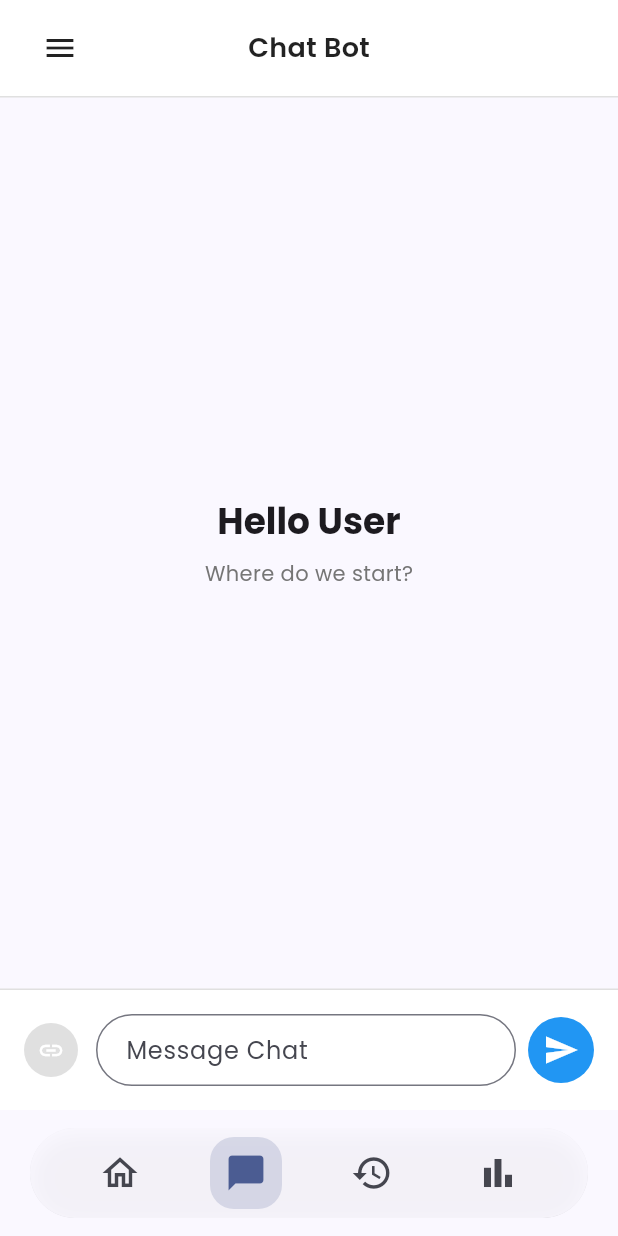
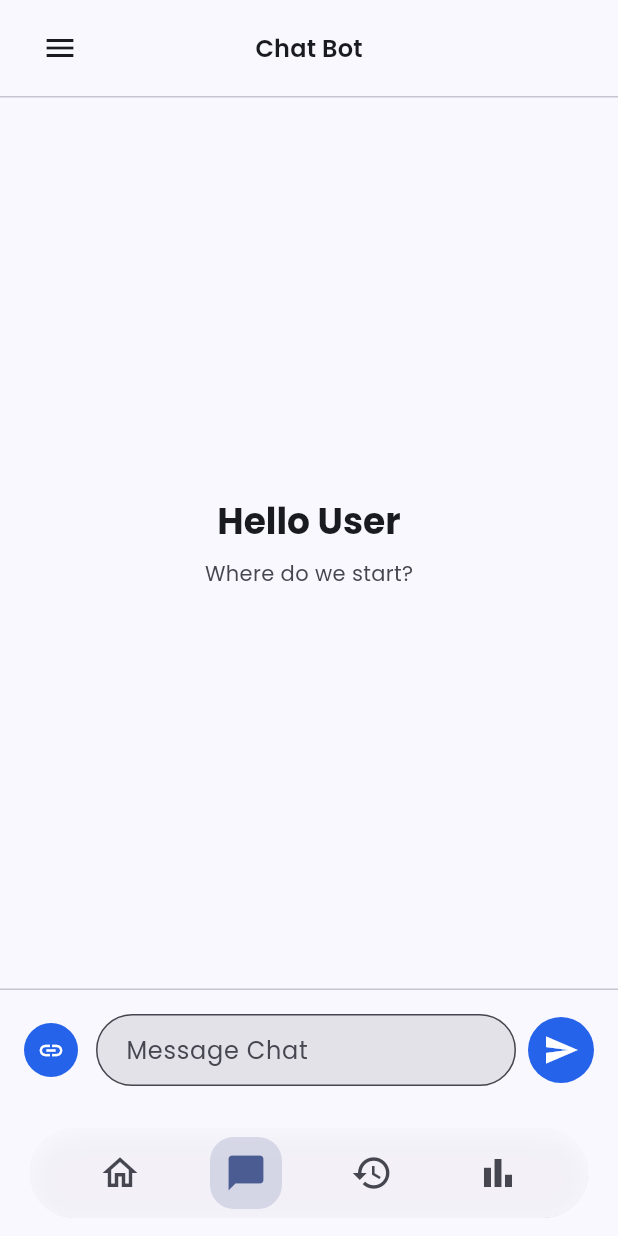
Before and after one commit to RodrickMJ/BiasDetect_FrontEnd_Mobil, a Flutter app: the ChatPage screen opened by its route, on a phone screen of 412 x 824 dp. Run offline on Flutter 3.47's test engine with Material 3 defaults, Android fonts, the light colour scheme and no system bars; our stand-ins replace flutter_riverpod, get_it, go_router, google_fonts, shared_preferences; accounts and stored records are empty.

Commit message:
Agrego funcionalidad de deep link en vista del chat

```diff
--- a/lib/core/common/atoms/nav_icon_button.dart
+++ b/lib/core/common/atoms/nav_icon_button.dart
@@ -7,7 +7,7 @@ class NavButton extends StatelessWidget {
   final IconData activeIcon;
   final VoidCallback onTap;
 
-  const NavButton({
+  const NavButton({super.key,
     required this.index,
     required this.isActive,
     required this.icon,
--- a/lib/features/chatbot/presentation/page/chat_screen.dart
+++ b/lib/features/chatbot/presentation/page/chat_screen.dart
@@ -41,73 +41,85 @@ class _ChatPageState extends State<ChatPage> {
     final loginProv = Provider.of<LoginProvider>(context);
     final userId = loginProv.user?.id ?? "";
 
+    final cs = Theme.of(context).colorScheme;
+    final textTheme = Theme.of(context).textTheme;
+    final brightness = Theme.of(context).brightness;
+
+    // Botón de enviar: azul fijo en Light Mode
+    final sendButtonColor = brightness == Brightness.light
+        ? const Color(0xFF2563EB)
+        : cs.primary;
+
+    final sendIconColor = brightness == Brightness.light
+        ? Colors.white
+        : cs.onPrimary;
+
     return SafeArea(
       child: Column(
         children: [
-          // Header
+          // HEADER --------------------------------------------------------------------------
           Container(
             padding: const EdgeInsets.symmetric(horizontal: 16, vertical: 8),
             decoration: BoxDecoration(
-              color: Colors.white,
-              border: Border(
-                bottom: BorderSide(color: Colors.grey.shade300),
-              ),
+              color: cs.surface,
+              border: Border(bottom: BorderSide(color: cs.outlineVariant)),
             ),
             child: Row(
               children: [
-                // Botón de menú para abrir el Drawer
-                Builder(builder: (context) {
+                Builder(
+                  builder: (context) {
                     return IconButton(
-                    icon: const Icon(Icons.menu, color: Colors.black87),
-                    onPressed: () {
-                      Scaffold.of(context).openDrawer();
+                      icon: Icon(Icons.menu, color: cs.onSurface),
+                      onPressed: () => Scaffold.of(context).openDrawer(),
+                    );
                   },
-                  );
-                }),
-                // Título centrado
-                const Expanded(
+                ),
+                Expanded(
                   child: Center(
                     child: Text(
                       "Chat Bot",
-                      style: TextStyle(
-                        fontSize: 18,
+                      style: textTheme.titleMedium?.copyWith(
                         fontWeight: FontWeight.w600,
-                        color: Colors.black87,
+                        color: cs.onSurface,
                       ),
                     ),
                   ),
                 ),
-                // Espacio a la derecha para mantener el título centrado
                 const SizedBox(width: 48),
               ],
             ),
           ),
 
-          // Contenido principal
+          // BODY ---------------------------------------------------------------------------
           Expanded(
             child: chatProv.messages.isEmpty
-                ? _buildEmptyState()
+                ? _buildEmptyState(context)
                 : ListView.builder(
                     controller: _scrollController,
                     padding: const EdgeInsets.all(16),
-              itemCount: chatProv.messages.length + (chatProv.isLoading ? 1 : 0),
+                    itemCount:
+                        chatProv.messages.length + (chatProv.isLoading ? 1 : 0),
                     itemBuilder: (_, i) {
-                // Indicador de carga al final
                       if (i == chatProv.messages.length) {
                         return Padding(
-                    padding: const EdgeInsets.symmetric(vertical: 8.0),
+                          padding: const EdgeInsets.symmetric(vertical: 8),
                           child: Row(
                             children: [
                               const SizedBox(width: 16),
-                        const SizedBox(
+                              SizedBox(
                                 width: 20,
                                 height: 20,
-                          child: CircularProgressIndicator(strokeWidth: 2),
+                                child: CircularProgressIndicator(
+                                  strokeWidth: 2,
+                                  color: cs.primary,
+                                ),
                               ),
                               const SizedBox(width: 12),
                               Text(
                                 "Analizando...",
-                          style: TextStyle(color: Colors.grey[600]),
+                                style: textTheme.bodyMedium?.copyWith(
+                                  color: cs.onSurfaceVariant,
+                                ),
                               ),
                             ],
                           ),
@@ -117,63 +129,83 @@ class _ChatPageState extends State<ChatPage> {
                       final msg = chatProv.messages[i];
                       final isUser = msg.sender == "user";
 
-                return MessageBubble(
-                  message: msg,
-                  isUser: isUser,
-                );
+                      return MessageBubble(message: msg, isUser: isUser);
                     },
                   ),
           ),
 
-          // Input
-          _buildInputArea(chatProv, userId),
+          // INPUT --------------------------------------------------------------------------
+          _buildInputArea(
+            context,
+            chatProv,
+            userId,
+            sendButtonColor,
+            sendIconColor,
+          ),
         ],
       ),
     );
   }
 
-  Widget _buildEmptyState() {
+  Widget _buildEmptyState(BuildContext context) {
+    final textTheme = Theme.of(context).textTheme;
+    final cs = Theme.of(context).colorScheme;
+
     return Center(
       child: Column(
         mainAxisAlignment: MainAxisAlignment.center,
         children: [
           Text(
             "Hello User",
-            style: Theme.of(context)
-                .textTheme
-                .headlineSmall
-                ?.copyWith(fontWeight: FontWeight.bold),
+            style: textTheme.headlineSmall?.copyWith(
+              fontWeight: FontWeight.bold,
+              color: cs.onSurface,
+            ),
           ),
           const SizedBox(height: 8),
           Text(
             "Where do we start?",
-            style: TextStyle(color: Colors.grey[600]),
+            style: textTheme.bodyMedium?.copyWith(color: cs.onSurfaceVariant),
           ),
         ],
       ),
     );
   }
 
-  Widget _buildInputArea(ChatProvider chatProv, String userId) {
+  Widget _buildInputArea(
+    BuildContext context,
+    ChatProvider chatProv,
+    String userId,
+    Color sendButtonColor,
+    Color sendIconColor,
+  ) {
+    final cs = Theme.of(context).colorScheme;
+
     return Container(
       padding: const EdgeInsets.all(16),
       decoration: BoxDecoration(
-        color: Colors.white,
-        border: Border(top: BorderSide(color: Colors.grey.shade300)),
+        color: cs.surface,
+        border: Border(top: BorderSide(color: cs.outlineVariant)),
       ),
       child: Column(
         children: [
           if (_showUrlField)
             TextField(
               controller: TextEditingController(text: chatProv.currentUrl),
+              style: TextStyle(color: cs.onSurface),
               decoration: InputDecoration(
                 hintText: "https://example.com/noticia",
-                prefixIcon: const Icon(Icons.link, size: 20),
+                hintStyle: TextStyle(color: cs.onSurfaceVariant),
+                prefixIcon: Icon(Icons.link, size: 20, color: cs.primary),
+                filled: true,
+                fillColor: cs.surfaceContainerHighest,
                 border: OutlineInputBorder(
                   borderRadius: BorderRadius.circular(30),
                 ),
-                contentPadding:
-                const EdgeInsets.symmetric(horizontal: 16, vertical: 12),
+                contentPadding: const EdgeInsets.symmetric(
+                  horizontal: 16,
+                  vertical: 12,
+                ),
               ),
               onChanged: chatProv.updateUrl,
             ),
@@ -186,38 +218,49 @@ class _ChatPageState extends State<ChatPage> {
                 onTap: () => setState(() => _showUrlField = !_showUrlField),
                 child: CircleAvatar(
                   radius: 18,
-                  backgroundColor:
-                  _showUrlField ? Colors.blue : Colors.grey.shade300,
+                  backgroundColor: cs.brightness == Brightness.light
+                            ? const Color(0xFF2563EB) // Fondo azul en light
+                            : cs.primary,
                   child: Icon(
                     _showUrlField ? Icons.check : Icons.link,
-                    color: Colors.white,
+                    color: sendIconColor,
                     size: 18,
                   ),
                 ),
               ),
+
               const SizedBox(width: 12),
 
               Expanded(
                 child: TextField(
                   controller: _textController,
+                  style: TextStyle(color: cs.onSurface),
                   decoration: InputDecoration(
                     hintText: "Message Chat",
+                    hintStyle: TextStyle(color: cs.onSurfaceVariant),
+                    filled: true,
+                    fillColor: cs.surfaceContainerHighest,
                     border: OutlineInputBorder(
                       borderRadius: BorderRadius.circular(30),
                     ),
                     contentPadding: const EdgeInsets.symmetric(
-                        horizontal: 16, vertical: 12),
+                      horizontal: 16,
+                      vertical: 12,
+                    ),
                   ),
                   onSubmitted: (_) => _sendMessage(chatProv, userId),
                 ),
               ),
+
               const SizedBox(width: 8),
 
               CircleAvatar(
                 radius: 22,
-                backgroundColor: chatProv.isLoading ? Colors.grey : Colors.blue,
+                backgroundColor: chatProv.isLoading
+                    ? cs.surfaceVariant
+                    : sendButtonColor,
                 child: IconButton(
-                  icon: const Icon(Icons.send, color: Colors.white),
+                  icon: Icon(Icons.send, color: sendIconColor),
                   onPressed: chatProv.isLoading
                       ? null
                       : () => _sendMessage(chatProv, userId),
@@ -237,7 +280,6 @@ class _ChatPageState extends State<ChatPage> {
     _textController.clear();
     await chatProv.send(userId, text, chatProv.currentUrl);
 
-    // Scroll al final después de enviar
     _scrollToBottom();
   }
 }
--- a/lib/features/home/presentation/pages/performance_general_page.dart
+++ b/lib/features/home/presentation/pages/performance_general_page.dart
@@ -1,10 +1,5 @@
-import 'package:bias_detect/features/auth/presentation/provider/login_provider.dart';
 import 'package:flutter/material.dart';
 import 'package:flutter_riverpod/flutter_riverpod.dart';
-import 'package:go_router/go_router.dart';
-import 'package:bias_detect/core/router/app_routes.dart';
-import 'package:provider/provider.dart';
-
 import '../provider/performance_provider.dart';
 import '../widgets/molecules/metric_card.dart';
 import '../widgets/molecules/toggle_switch.dart';
--- a/lib/features/home/presentation/pages/performance_user_page.dart
+++ b/lib/features/home/presentation/pages/performance_user_page.dart
@@ -1,6 +1,5 @@
 import 'package:flutter/material.dart';
 import 'package:flutter_riverpod/flutter_riverpod.dart';
-import 'package:go_router/go_router.dart';
 import '../provider/performance_provider.dart';
 import '../widgets/molecules/metric_card.dart';
 import '../widgets/components/progress_chart.dart';
--- a/lib/features/home/presentation/widgets/molecules/toggle_switch.dart
+++ b/lib/features/home/presentation/widgets/molecules/toggle_switch.dart
@@ -19,7 +19,7 @@ class ToggleSwitch extends StatelessWidget {
     return Container(
       padding: const EdgeInsets.symmetric(horizontal: 4, vertical: 4),
       decoration: BoxDecoration(
-        color: cs.surfaceVariant.withOpacity(0.4),
+        color: cs.surfaceContainerHighest.withOpacity(0.4),
         borderRadius: BorderRadius.circular(20),
       ),
       child: Row(
--- a/lib/myapp.dart
+++ b/lib/myapp.dart
@@ -4,14 +4,15 @@ import 'package:bias_detect/core/theme/app_theme.dart';
 import 'package:bias_detect/features/auth/presentation/provider/login_provider.dart';
 import 'package:flutter/material.dart';
 
-class Myapp extends StatelessWidget{
+class Myapp extends StatelessWidget {
   const Myapp({super.key});
+
+  static final _loginProvider = getIt<LoginProvider>();
+  static final _appRouter = AppRouter(_loginProvider);
+  static final _router = _appRouter.router;
 
   @override
   Widget build(BuildContext context) {
-    final loginProvider = getIt<LoginProvider>();
-    final router = AppRouter(loginProvider).router;
-
     return MaterialApp.router(
       debugShowCheckedModeBanner: false,
       title: "Detector de Sesgos",
@@ -20,7 +21,7 @@ class Myapp extends StatelessWidget{
       darkTheme: AppTheme.dark(null),
       themeMode: ThemeMode.system,
 
-      routerConfig: router,
+      routerConfig: _router,
     );
   }
 }
--- a/pubspec.yaml
+++ b/pubspec.yaml
@@ -39,9 +39,9 @@ dependencies:
   local_session_timeout: ^2.0.0
   google_fonts: ^6.2.1
   dynamic_color: ^1.7.0
-  firebase_core: ^3.8.0
-  cloud_firestore: ^5.4.4
-  firebase_messaging: ^15.0.0
+  # firebase_core: ^3.8.0
+  # cloud_firestore: ^5.4.4
+  # firebase_messaging: ^15.0.0
   flutter_riverpod: ^3.0.3
 
 
```
Also changed, not shown: lib/features/chatbot/data/models/chat_model.dart (+5 -2 lines), lib/features/chatbot/presentation/widgets/molecules/message_bubble.dart (+57 -58 lines), lib/firebase_options.dart (deleted), lib/main.dart (line endings or trailing spaces), pubspec.lock, 3 other files. Lines whose indentation alone changed are shown as unchanged.
